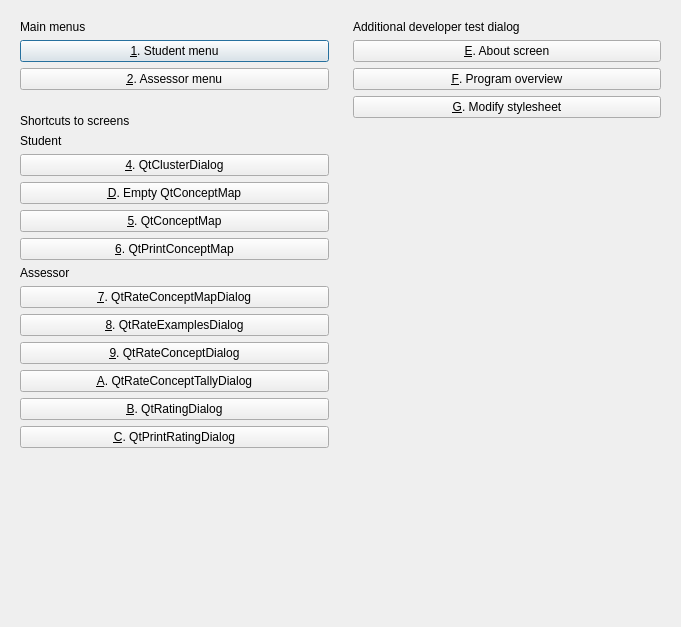
Qt form qtbrainweavermenudialog.ui (richelbilderbeek/BrainWeaver) before a commit.
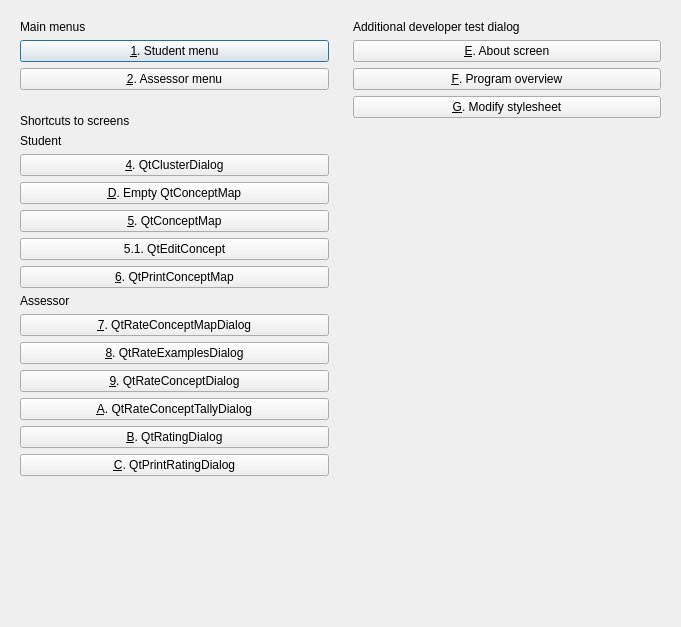
The same form after that commit. Icons and pictures are not drawn.

The edit to the form file:
```diff
--- a/qtbrainweavermenudialog.ui
+++ b/qtbrainweavermenudialog.ui
@@ -139,6 +139,13 @@
         </property>
        </widget>
       </item>
+      <item>
+       <widget class="QPushButton" name="button_edit_concept">
+        <property name="text">
+         <string>5.1. QtEditConcept</string>
+        </property>
+       </widget>
+      </item>
       <item>
        <widget class="QPushButton" name="button_print_concept_map">
         <property name="text">
```
